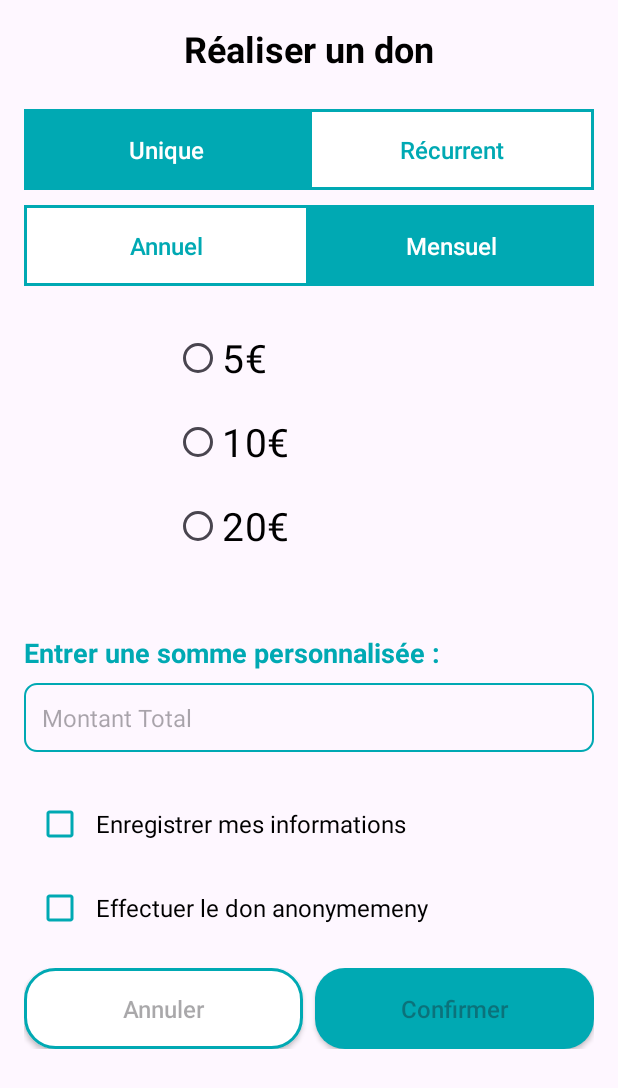
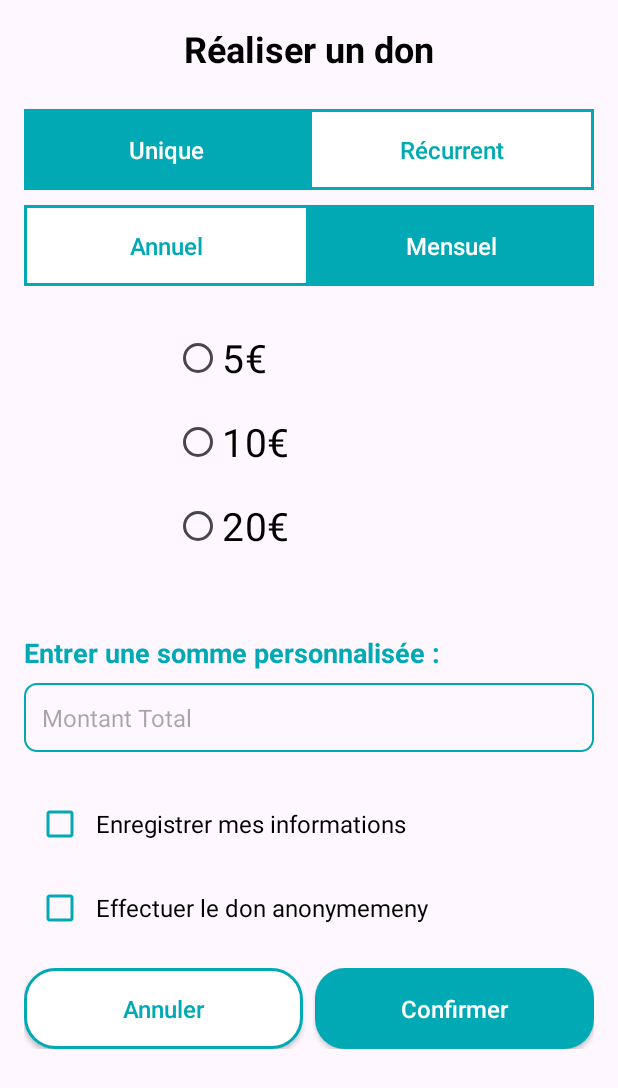
Before and after one commit to Nsrn17/SAES04, an Android app: the screen it shows after launch (DonRecurrentActivity), on a phone screen of 412 x 824 dp. Shown: the top 1088 px of the screen. Run offline under Robolectric (Android 15) with nearby library versions, the phone set to English and light mode, and no system bars.

Commit message:
bonnes couleurs don recurrent

```diff
--- a/app/src/main/res/layout/activity_don_recurrent.xml
+++ b/app/src/main/res/layout/activity_don_recurrent.xml
@@ -200,7 +200,7 @@
                 android:layout_weight="1"
                 android:hint="@string/annuler"
                 android:textSize="16sp"
-                android:textColor="@color/blue"
+                android:textColorHint="@color/blue"
                 android:background="@drawable/bouton_annuler"
                 android:padding="16dp"
                 android:layout_marginEnd="8dp"
@@ -213,7 +213,7 @@
                 android:layout_weight="1"
                 android:hint="@string/confirmer"
                 android:textSize="16sp"
-                android:textColor="@android:color/white"
+                android:textColorHint="@android:color/white"
                 android:background="@drawable/bouton_confirmer"
                 android:padding="16dp"
                 android:textAllCaps="false"/>
```
